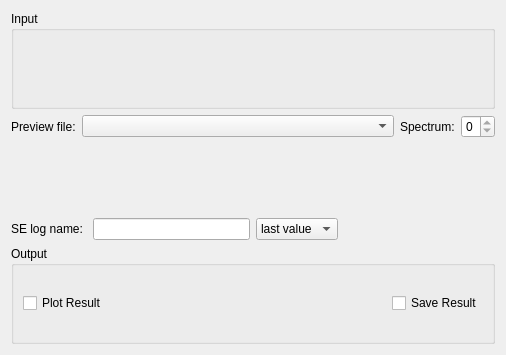
mantidproject/mantid, file Code/Mantid/MantidQt/CustomInterfaces/inc/MantidQtCustomInterfaces/Indirect/Elwin.ui: the form before one commit.
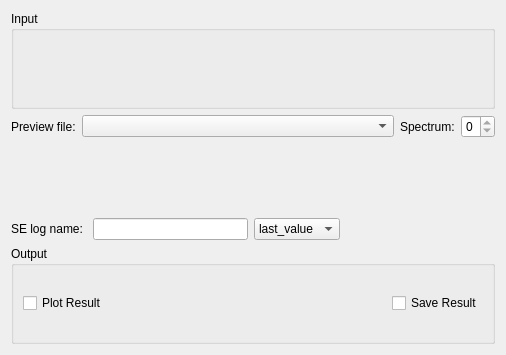
The form after the commit. Custom widgets are drawn as their Qt base class.

What changed in the file:
```diff
--- a/Code/Mantid/MantidQt/CustomInterfaces/inc/MantidQtCustomInterfaces/Indirect/Elwin.ui
+++ b/Code/Mantid/MantidQt/CustomInterfaces/inc/MantidQtCustomInterfaces/Indirect/Elwin.ui
@@ -125,7 +125,7 @@
       <widget class="QComboBox" name="leLogValue">
        <item>
         <property name="text">
-         <string>last value</string>
+         <string>last_value</string>
         </property>
        </item>
        <item>
```
